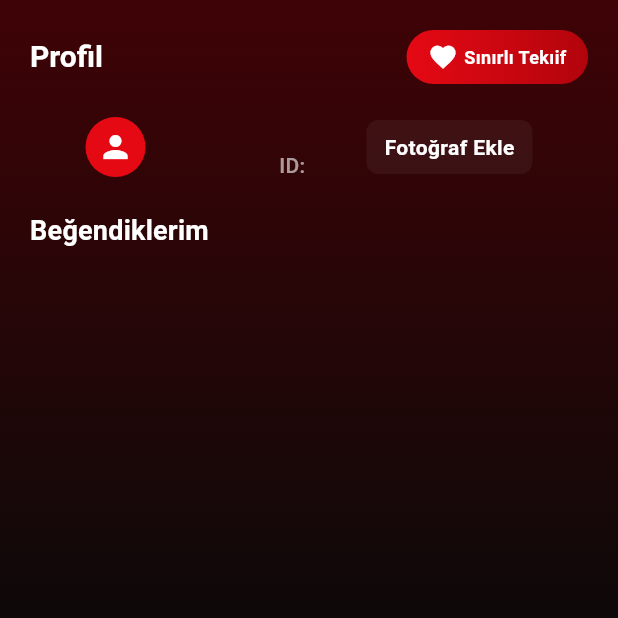
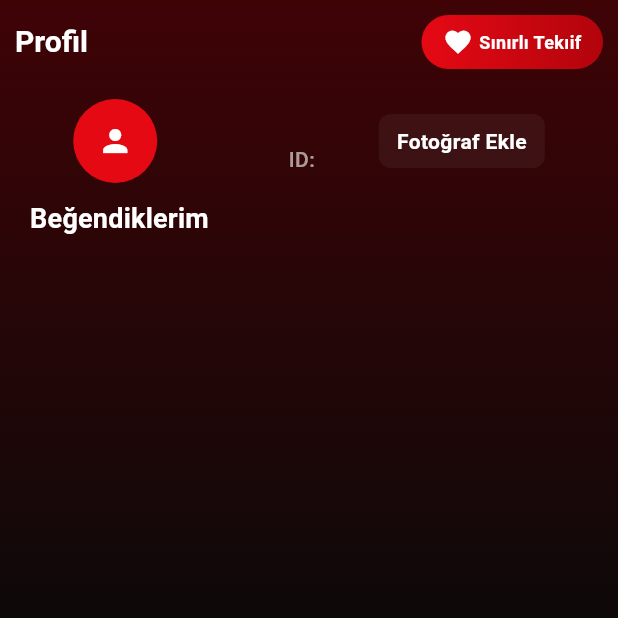
Before and after one commit to HakanEmikk/nl_flutter_junior_case, a Flutter app: the ProfileView screen opened directly, after a tap on "Sınırlı Tekıif", on a phone screen of 412 x 824 dp, the top half of it. Run offline on Flutter 3.47's test engine with Material 3 defaults, Android fonts, the light colour scheme and no system bars; our stand-ins replace dio, flutter_riverpod, lottie, shared_preferences; accounts and stored records are empty; network calls fail; Roboto replaces fonts that are missing (12Px Montserrat, InstrumentSans).

```diff
--- a/lib/features/profile/view/profile_view.dart
+++ b/lib/features/profile/view/profile_view.dart
@@ -1,6 +1,8 @@
 import 'package:flutter/material.dart';
 import 'package:flutter/widgets.dart';
 import 'package:jr_case_boilerplate/core/constants/app_colors.dart';
+import 'package:jr_case_boilerplate/core/routes/app_routes.dart';
+import 'package:jr_case_boilerplate/core/widgets/bottom_sheet/offer_bottom_sheet.dart';
 import 'package:jr_case_boilerplate/features/profile/providers/profile_provider.dart';
 import 'package:jr_case_boilerplate/features/profile/widgets/movie_gridview.dart';
 import 'package:flutter_riverpod/flutter_riverpod.dart';
@@ -26,7 +28,6 @@
     final profileState = ref.watch(profileProvider);
 
     return Scaffold(
-      backgroundColor: const Color(0xFF2C1810),
       body: Container(
         width: double.infinity,
         height: double.infinity,
@@ -35,7 +36,7 @@
           child: Column(
             children: [
               Container(
-                padding: const EdgeInsets.all(20),
+                padding: const EdgeInsets.all(10),
                 child: Column(
                   children: [
                     Row(
@@ -51,7 +52,9 @@
                         ),
 
                         GestureDetector(
-                          onTap: () {},
+                          onTap: () {
+                            showCustomBottomSheet(context);
+                          },
                           child: Container(
                             width: 121,
                             height: 36,
@@ -95,6 +98,7 @@
                       mainAxisAlignment: MainAxisAlignment.spaceEvenly,
                       children: [
                         CircleAvatar(
+                          radius: 28,
                           backgroundImage: profileState.user?.photoUrl != null
                               ? NetworkImage(profileState.user!.photoUrl!)
                               : null,
@@ -102,7 +106,7 @@
                               ? Icon(Icons.person)
                               : null,
                         ),
-                        const SizedBox(width: 15),
+                        const SizedBox(width: 10),
                         Column(
                           crossAxisAlignment: CrossAxisAlignment.start,
                           children: [
@@ -126,7 +130,12 @@
                         ),
 
                         GestureDetector(
-                          onTap: () {},
+                          onTap: () {
+                            AppRoutes.pushReplacementNamed(
+                              context,
+                              AppRoutes.imageUpload,
+                            );
+                          },
                           child: Container(
                             padding: const EdgeInsets.symmetric(
                               horizontal: 12,
--- a/lib/features/profile/widgets/profile_movie_card.dart
+++ b/lib/features/profile/widgets/profile_movie_card.dart
@@ -4,9 +4,8 @@
 import 'package:jr_case_boilerplate/core/models/movie_model.dart';
 
 class ProfileMovieCard extends StatelessWidget {
+  const ProfileMovieCard({required this.movie, super.key});
   final MovieModel movie;
-
-  const ProfileMovieCard({Key? key, required this.movie}) : super(key: key);
 
   @override
   Widget build(BuildContext context) {
```
